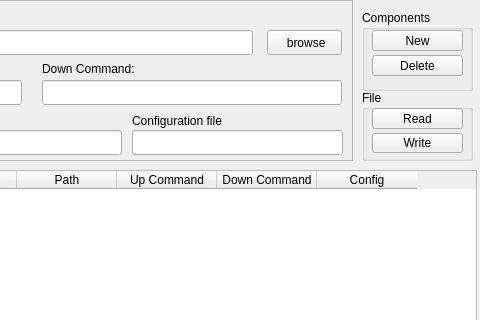
Qt form tools/rcmanagerSimple/editorFormSimple.ui (robocomp/robocomp) before a commit; both pictures show x 288 to 768 and y 0 to 320 of the 768 by 539 pixel window.
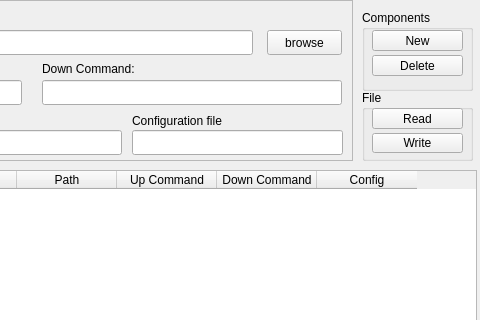
The same form after that commit.

What changed in the file:
```diff
--- a/tools/rcmanagerSimple/editorFormSimple.ui
+++ b/tools/rcmanagerSimple/editorFormSimple.ui
@@ -176,7 +176,7 @@
      </rect>
     </property>
     <property name="text" >
-     <string> browse</string>
+     <string>browse</string>
     </property>
    </widget>
    <widget class="QLabel" name="label_2" >
```
